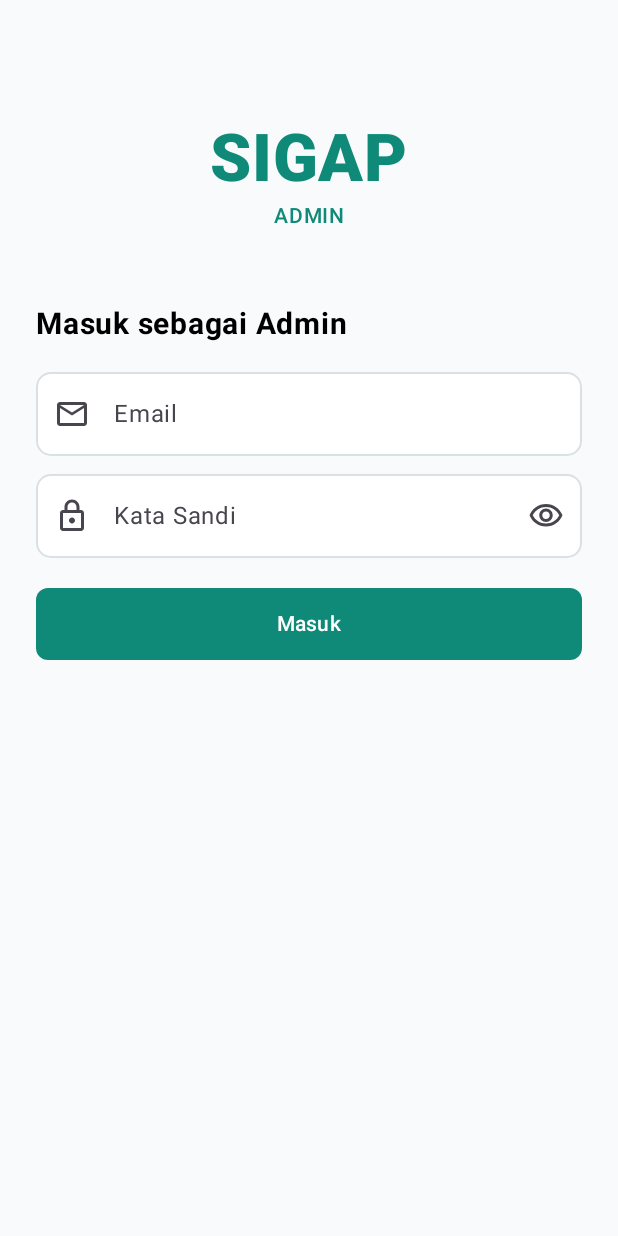
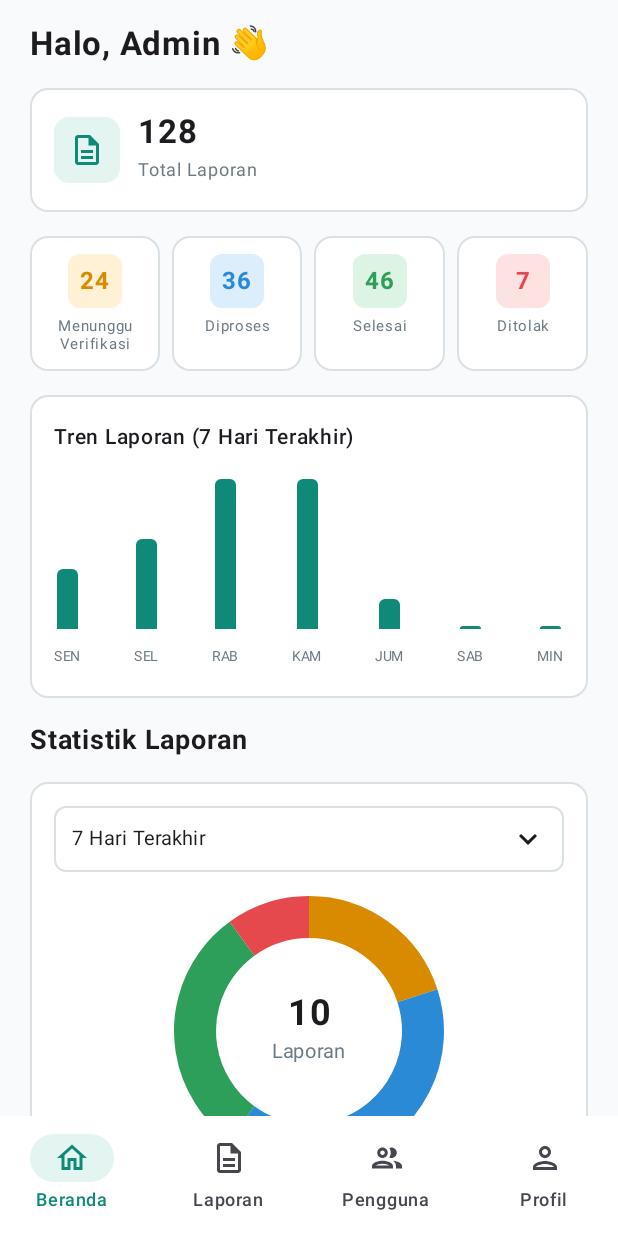
Before and after one commit to AgnesSihombing/TUBES-PEMOGRAMAN-MOBILE, an Android app built with Jetpack Compose: the screen it shows after launch (MainActivity), on a phone screen of 412 x 824 dp. Run offline under Robolectric (Android 15) with nearby library versions, the phone set to English and light mode, and no system bars.

Commit message:
feat(admin): tambah layar dashboard admin

```diff
--- a/app/src/main/java/com/sigap/mobile/MainActivity.kt
+++ b/app/src/main/java/com/sigap/mobile/MainActivity.kt
@@ -7,6 +7,7 @@ import androidx.activity.enableEdgeToEdge
 import com.sigap.mobile.ui.admin.dashboard.DashboardScreen
 import com.sigap.mobile.ui.admin.laporan.LaporanListScreen
 import com.sigap.mobile.ui.admin.login.AdminLoginScreen
+import com.sigap.mobile.ui.admin.dashboard.DashboardScreen
 import com.sigap.mobile.ui.theme.SIGAPTheme
 
 class MainActivity : ComponentActivity() {
@@ -16,7 +17,7 @@ class MainActivity : ComponentActivity() {
         // setContent = titik awal UI Compose
         setContent {
             SIGAPTheme {
-                AdminLoginScreen()
+                DashboardScreen()
             }
         }
     }
--- /dev/null
+++ b/app/src/main/java/com/sigap/mobile/ui/admin/dashboard/DashboardScreen.kt
@@ -0,0 +1,245 @@
+package com.sigap.mobile.ui.admin.dashboard
+
+import androidx.compose.foundation.Canvas
+import androidx.compose.foundation.background
+import androidx.compose.foundation.border
+import androidx.compose.foundation.layout.*
+import androidx.compose.foundation.rememberScrollState
+import androidx.compose.foundation.shape.CircleShape
+import androidx.compose.foundation.shape.RoundedCornerShape
+import androidx.compose.foundation.verticalScroll
+import androidx.compose.material.icons.Icons
+import androidx.compose.material.icons.outlined.Description
+import androidx.compose.material.icons.outlined.KeyboardArrowDown
+import androidx.compose.material3.*
+import androidx.compose.runtime.Composable
+import androidx.compose.ui.Alignment
+import androidx.compose.ui.Modifier
+import androidx.compose.ui.geometry.Offset
+import androidx.compose.ui.geometry.Size
+import androidx.compose.ui.graphics.Color
+import androidx.compose.ui.graphics.drawscope.Stroke
+import androidx.compose.ui.text.font.FontWeight
+import androidx.compose.ui.text.style.TextAlign
+import androidx.compose.ui.tooling.preview.Preview
+import androidx.compose.ui.unit.dp
+import androidx.compose.ui.unit.sp
+import com.sigap.mobile.ui.components.AdminBottomBar
+import com.sigap.mobile.ui.components.AdminTab
+import com.sigap.mobile.ui.theme.*
+
+// Model data sederhana untuk satu status laporan
+private data class StatusItem(val label: String, val count: Int, val color: Color)
+
+@Composable
+fun DashboardScreen(
+    onTabSelected: (AdminTab) -> Unit = {}
+) {
+    // Data dummy. Nanti diganti data dari Firebase lewat ViewModel.
+    val statuses = listOf(
+        StatusItem("Menunggu Verifikasi", 2, StatusMenungguFg),
+        StatusItem("Diproses", 4, StatusDiprosesFg),
+        StatusItem("Selesai", 3, StatusSelesaiFg),
+        StatusItem("Ditolak", 1, StatusDitolakFg)
+    )
+    val trend = listOf(
+        "SEN" to 2, "SEL" to 3, "RAB" to 5, "KAM" to 5,
+        "JUM" to 1, "SAB" to 0, "MIN" to 0
+    )
+
+    // Scaffold = kerangka layar: konten di tengah, bottom bar di bawah
+    Scaffold(
+        containerColor = MaterialTheme.colorScheme.background,
+        bottomBar = { AdminBottomBar(selected = AdminTab.Beranda, onSelect = onTabSelected) }
+    ) { innerPadding ->
+        Column(
+            modifier = Modifier
+                .padding(innerPadding)
+                .verticalScroll(rememberScrollState()) // layar bisa di-scroll
+                .padding(horizontal = 20.dp, vertical = 16.dp),
+            verticalArrangement = Arrangement.spacedBy(16.dp)
+        ) {
+            Text("Halo, Admin 👋", fontSize = 22.sp, fontWeight = FontWeight.Bold)
+
+            TotalCard(total = 128)
+
+            // IntrinsicSize.Min membuat keempat kartu sama tinggi
+            Row(
+                modifier = Modifier.height(IntrinsicSize.Min),
+                horizontalArrangement = Arrangement.spacedBy(8.dp)
+            ) {
+                StatCard(24, "Menunggu Verifikasi", StatusMenungguBg, StatusMenungguFg, Modifier.weight(1f).fillMaxHeight())
+                StatCard(36, "Diproses", StatusDiprosesBg, StatusDiprosesFg, Modifier.weight(1f).fillMaxHeight())
+                StatCard(46, "Selesai", StatusSelesaiBg, StatusSelesaiFg, Modifier.weight(1f).fillMaxHeight())
+                StatCard(7, "Ditolak", StatusDitolakBg, StatusDitolakFg, Modifier.weight(1f).fillMaxHeight())
+            }
+
+            SigapCard {
+                Text("Tren Laporan (7 Hari Terakhir)", fontWeight = FontWeight.SemiBold, fontSize = 14.sp)
+                Spacer(Modifier.height(16.dp))
+                TrendChart(trend)
+            }
+
+            Text("Statistik Laporan", fontSize = 18.sp, fontWeight = FontWeight.Bold)
+
+            SigapCard {
+                PeriodDropdown("7 Hari Terakhir")
+                Spacer(Modifier.height(16.dp))
+                DonutChart(statuses)
+                Spacer(Modifier.height(16.dp))
+                StatusLegend(statuses)
+            }
+        }
+    }
+}
+
+// Wadah putih bergaris tepi, dipakai berulang di layar ini
+@Composable
+private fun SigapCard(content: @Composable ColumnScope.() -> Unit) {
+    Column(
+        modifier = Modifier
+            .fillMaxWidth()
+            .background(Color.White, RoundedCornerShape(12.dp))
+            .border(1.dp, MaterialTheme.colorScheme.outline, RoundedCornerShape(12.dp))
+            .padding(16.dp),
+        content = content
+    )
+}
+
+@Composable
+private fun TotalCard(total: Int) {
+    SigapCard {
+        Row(verticalAlignment = Alignment.CenterVertically) {
+            Box(
+                modifier = Modifier
+                    .size(44.dp)
+                    .background(MaterialTheme.colorScheme.primaryContainer, RoundedCornerShape(10.dp)),
+                contentAlignment = Alignment.Center
+            ) {
+                Icon(Icons.Outlined.Description, null, tint = MaterialTheme.colorScheme.primary)
+            }
+            Spacer(Modifier.width(12.dp))
+            Column {
+                Text(total.toString(), fontSize = 22.sp, fontWeight = FontWeight.Bold)
+                Text("Total Laporan", fontSize = 12.sp, color = SigapTextSecondary)
+            }
+        }
+    }
+}
+
+@Composable
+private fun StatCard(count: Int, label: String, bg: Color, fg: Color, modifier: Modifier = Modifier) {
+    Column(
+        modifier = modifier
+            .background(Color.White, RoundedCornerShape(12.dp))
+            .border(1.dp, MaterialTheme.colorScheme.outline, RoundedCornerShape(12.dp))
+            .padding(vertical = 12.dp, horizontal = 4.dp),
+        horizontalAlignment = Alignment.CenterHorizontally
+    ) {
+        Box(
+            modifier = Modifier.size(36.dp).background(bg, RoundedCornerShape(8.dp)),
+            contentAlignment = Alignment.Center
+        ) {
+            Text(count.toString(), color = fg, fontWeight = FontWeight.Bold, fontSize = 16.sp)
+        }
+        Spacer(Modifier.height(6.dp))
+        Text(label, fontSize = 10.sp, lineHeight = 12.sp, textAlign = TextAlign.Center, color = SigapTextSecondary)
+    }
+}
+
+// Grafik batang: tinggi tiap batang dihitung dari nilai terhadap nilai tertinggi
+@Composable
+private fun TrendChart(data: List<Pair<String, Int>>) {
+    val max = (data.maxOf { it.second }).coerceAtLeast(1)
+    Row(
+        modifier = Modifier.fillMaxWidth().height(130.dp),
+        horizontalArrangement = Arrangement.SpaceBetween,
+        verticalAlignment = Alignment.Bottom
+    ) {
+        data.forEach { (day, value) ->
+            Column(horizontalAlignment = Alignment.CenterHorizontally) {
+                val barHeight = maxOf(2f, value.toFloat() / max * 100f)
+                Box(
+                    modifier = Modifier
+                        .width(14.dp)
+                        .height(barHeight.dp)
+                        .background(
+                            MaterialTheme.colorScheme.primary,
+                            RoundedCornerShape(topStart = 4.dp, topEnd = 4.dp)
+                        )
+                )
+                Spacer(Modifier.height(6.dp))
+                Text(day, fontSize = 9.sp, color = SigapTextSecondary)
+            }
+        }
+    }
+}
+
+@Composable
+private fun PeriodDropdown(selected: String) {
+    // Tampilan saja. Fungsi memilih periode ditambahkan nanti.
+    Row(
+        modifier = Modifier
+            .fillMaxWidth()
+            .border(1.dp, MaterialTheme.colorScheme.outline, RoundedCornerShape(8.dp))
+            .padding(horizontal = 12.dp, vertical = 10.dp),
+        verticalAlignment = Alignment.CenterVertically
+    ) {
+        Text(selected, fontSize = 13.sp, modifier = Modifier.weight(1f))
+        Icon(Icons.Outlined.KeyboardArrowDown, contentDescription = null)
+    }
+}
+
+// Donut chart digambar dengan Canvas: tiap status = satu busur (arc)
+// yang sudutnya sebanding dengan jumlahnya dibanding total.
+@Composable
+private fun DonutChart(items: List<StatusItem>) {
+    val total = items.sumOf { it.count }
+    Box(
+        modifier = Modifier.fillMaxWidth(),
+        contentAlignment = Alignment.Center
+    ) {
+        Canvas(modifier = Modifier.size(180.dp)) {
+            val strokeWidth = 28.dp.toPx()
+            var startAngle = -90f // mulai dari atas
+            items.forEach { item ->
+                val sweep = item.count.toFloat() / total * 360f
+                drawArc(
+                    color = item.color,
+                    startAngle = startAngle,
+                    sweepAngle = sweep,
+                    useCenter = false,
+                    topLeft = Offset(strokeWidth / 2, strokeWidth / 2),
+                    size = Size(size.width - strokeWidth, size.height - strokeWidth),
+                    style = Stroke(width = strokeWidth)
+                )
+                startAngle += sweep
+            }
+        }
+        Column(horizontalAlignment = Alignment.CenterHorizontally) {
+            Text(total.toString(), fontSize = 24.sp, fontWeight = FontWeight.Bold)
+            Text("Laporan", fontSize = 13.sp, color = SigapTextSecondary)
+        }
+    }
+}
+
+@Composable
+private fun StatusLegend(items: List<StatusItem>) {
+    val total = items.sumOf { it.count }
+    Column(verticalArrangement = Arrangement.spacedBy(10.dp)) {
+        items.forEach { item ->
+            Row(verticalAlignment = Alignment.CenterVertically) {
+                Box(Modifier.size(10.dp).background(item.color, CircleShape))
+                Spacer(Modifier.width(8.dp))
+                Text(item.label, fontSize = 12.sp, fontWeight = FontWeight.Medium, modifier = Modifier.weight(1f))
+                Text("${item.count} (${item.count * 100 / total}%)", fontSize = 12.sp, color = SigapTextSecondary)
+            }
+        }
+    }
+}
+
+@Preview(showBackground = true, widthDp = 360, heightDp = 780)
+@Composable
+private fun DashboardPreview() {
+    SIGAPTheme { DashboardScreen() }
+}
--- /dev/null
+++ b/app/src/main/java/com/sigap/mobile/ui/components/AdminBottomBar.kt
@@ -0,0 +1,47 @@
+package com.sigap.mobile.ui.components
+
+import androidx.compose.material.icons.Icons
+import androidx.compose.material.icons.outlined.Description
+import androidx.compose.material.icons.outlined.Group
+import androidx.compose.material.icons.outlined.Home
+import androidx.compose.material.icons.outlined.Person
+import androidx.compose.material3.Icon
+import androidx.compose.material3.MaterialTheme
+import androidx.compose.material3.NavigationBar
+import androidx.compose.material3.NavigationBarItem
+import androidx.compose.material3.NavigationBarItemDefaults
+import androidx.compose.material3.Text
+import androidx.compose.runtime.Composable
+import androidx.compose.ui.graphics.Color
+import androidx.compose.ui.graphics.vector.ImageVector
+
+// Daftar tab admin. Enum dipakai agar nama tab tidak salah ketik.
+enum class AdminTab(val label: String, val icon: ImageVector) {
+    Beranda("Beranda", Icons.Outlined.Home),
+    Laporan("Laporan", Icons.Outlined.Description),
+    Pengguna("Pengguna", Icons.Outlined.Group),
+    Profil("Profil", Icons.Outlined.Person)
+}
+
+// Bottom bar yang sama dipakai di semua layar admin
+@Composable
+fun AdminBottomBar(
+    selected: AdminTab,
+    onSelect: (AdminTab) -> Unit
+) {
+    NavigationBar(containerColor = Color.White) {
+        AdminTab.entries.forEach { tab ->
+            NavigationBarItem(
+                selected = tab == selected,
+                onClick = { onSelect(tab) },
+                icon = { Icon(tab.icon, contentDescription = tab.label) },
+                label = { Text(tab.label) },
+                colors = NavigationBarItemDefaults.colors(
+                    selectedIconColor = MaterialTheme.colorScheme.primary,
+                    selectedTextColor = MaterialTheme.colorScheme.primary,
+                    indicatorColor = MaterialTheme.colorScheme.primaryContainer
+                )
+            )
+        }
+    }
+}
```
